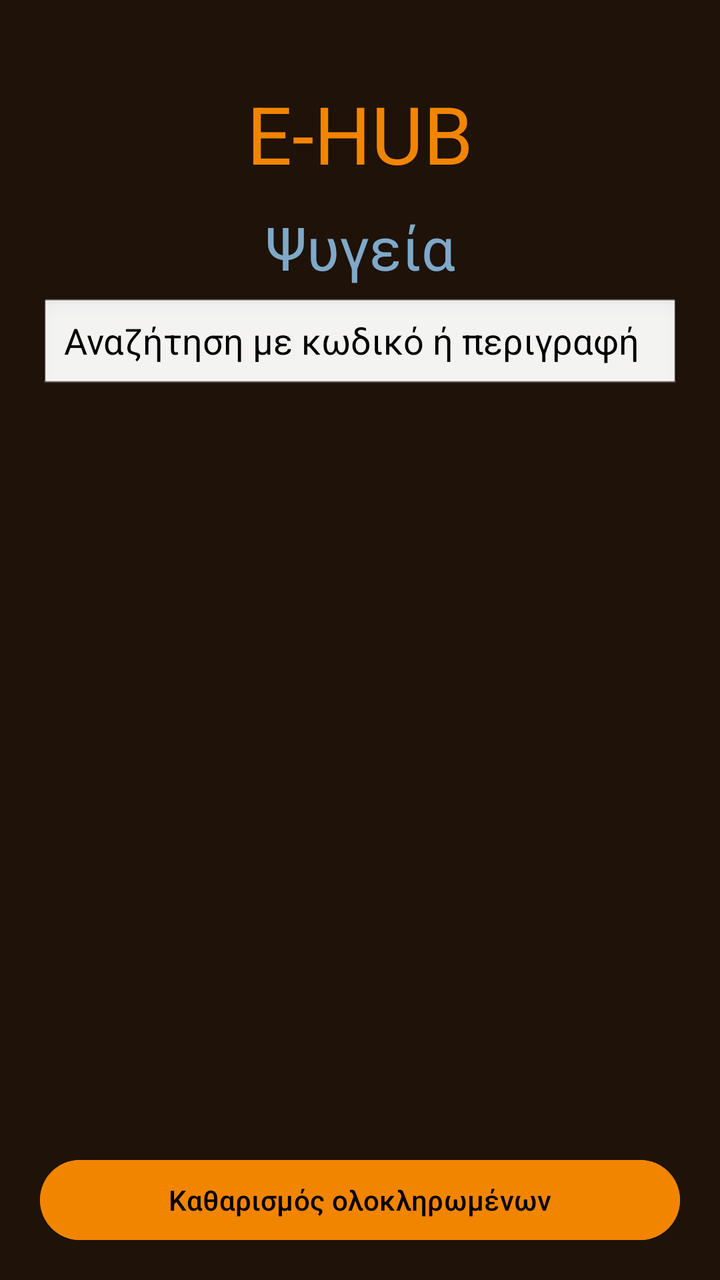
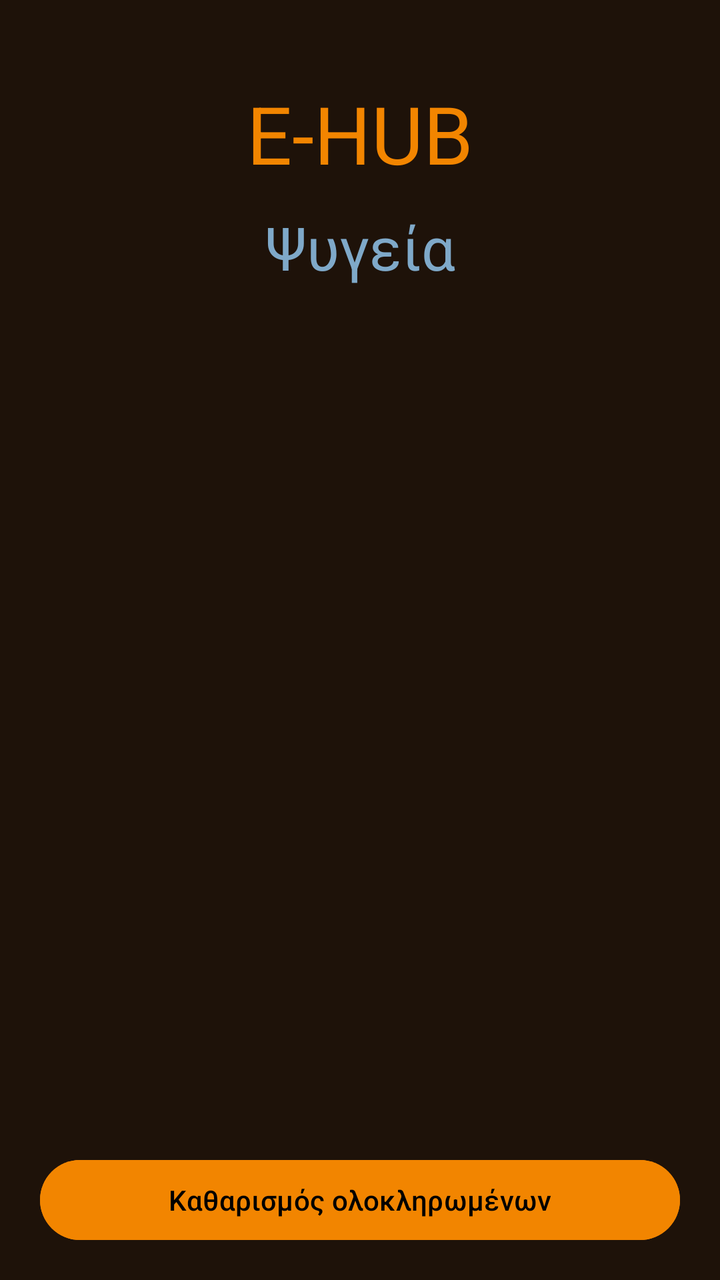

Before-and-after screenshots of an Android layout around one commit, followed by the original layout XML and the change that was made.
<!-- AndroidManifest.xml: application theme Theme.EHUB -->
<!-- res/layout/fridge.xml -->
<?xml version="1.0" encoding="utf-8"?>
<androidx.constraintlayout.widget.ConstraintLayout xmlns:android="http://schemas.android.com/apk/res/android"
    android:layout_width="match_parent"
    android:layout_height="match_parent"
    xmlns:app="http://schemas.android.com/apk/res-auto"
    android:background="@color/brown">


    <TextView
        android:id="@+id/titleText"
        android:layout_width="wrap_content"
        android:layout_height="wrap_content"
        android:text="E-HUB"
        android:textColor="@color/orange"
        app:layout_constraintEnd_toEndOf="parent"
        app:layout_constraintStart_toStartOf="parent"
        app:layout_constraintTop_toTopOf="parent"
        android:textSize="40sp"
        android:layout_marginTop="40sp"/>
    <TextView
        android:id="@+id/fridgeTitle"
        android:layout_width="wrap_content"
        android:layout_height="wrap_content"
        android:text="Ψυγεία"
        android:textSize="30sp"
        android:textColor="@color/stealblue"
        app:layout_constraintTop_toBottomOf="@+id/titleText"
        app:layout_constraintStart_toStartOf="parent"
        app:layout_constraintEnd_toEndOf="parent"
        android:layout_marginTop="10dp"/>

    <EditText
        android:id="@+id/fridgeSearch"
        android:layout_width="0dp"
        android:layout_height="48dp"
        android:hint="Αναζήτηση με κωδικό ή περιγραφή "
        android:inputType="text"
        android:singleLine="true"
        android:paddingStart="12dp"
        android:paddingEnd="12dp"
        android:background="@android:drawable/edit_text"
        android:textColor="@color/black"
        android:textColorHint="@color/black"
        android:layout_marginStart="20dp"
        android:layout_marginEnd="20dp"
        android:layout_marginTop="5dp"
        app:layout_constraintTop_toBottomOf="@id/fridgeTitle"
        app:layout_constraintStart_toStartOf="parent"
        app:layout_constraintEnd_toEndOf="parent" />



    <ScrollView
        android:id="@+id/fridgeSuggestionScroll"
        android:layout_width="0dp"
        android:layout_height="wrap_content"
        android:visibility="gone"
        android:fillViewport="true"
        android:background="@android:color/white"
        android:elevation="8dp"
        android:layout_marginStart="20dp"
        android:layout_marginEnd="20dp"
        app:layout_constraintTop_toBottomOf="@id/fridgeSearch"

        app:layout_constraintStart_toStartOf="parent"
        app:layout_constraintEnd_toEndOf="parent">

        <LinearLayout
            android:id="@+id/fridgeRequestList"
            android:layout_width="match_parent"
            android:layout_height="wrap_content"
            android:orientation="vertical"
            android:padding="12dp" />

    </ScrollView>

    <Button
        android:id="@+id/clearCompletedButton"
        android:layout_width="0dp"
        android:layout_height="wrap_content"
        android:text="Καθαρισμός ολοκληρωμένων"
        android:textColor="@color/black"
        android:backgroundTint="@color/orange"
        android:layout_marginStart="20dp"
        android:layout_marginEnd="20dp"
        android:layout_marginBottom="16dp"
        app:layout_constraintBottom_toBottomOf="parent"
        app:layout_constraintStart_toStartOf="parent"
        app:layout_constraintEnd_toEndOf="parent" />





</androidx.constraintlayout.widget.ConstraintLayout>
<!-- resources referenced by this layout -->
<resources>
  <color name="black">#FF000000</color>
  <color name="brown">#1E1209</color>
  <color name="orange">#F28500</color>
  <color name="stealblue">#7FA9C9</color>
  <style name="Theme.EHUB" parent="Base.Theme.EHUB" />
  <style name="Base.Theme.EHUB" parent="Theme.Material3.DayNight.NoActionBar">
          
          
      </style>
</resources>

<!-- the commit's change to res/layout/fridge.xml (unified diff, before → after) -->
@@ -29,26 +29,27 @@
         app:layout_constraintEnd_toEndOf="parent"
         android:layout_marginTop="10dp"/>
 
+
     <EditText
         android:id="@+id/fridgeSearch"
         android:layout_width="0dp"
         android:layout_height="48dp"
+        android:layout_marginStart="20dp"
+        android:layout_marginTop="5dp"
+        android:layout_marginEnd="20dp"
+        android:background="@android:drawable/edit_text"
         android:hint="Αναζήτηση με κωδικό ή περιγραφή "
         android:inputType="text"
-        android:singleLine="true"
         android:paddingStart="12dp"
         android:paddingEnd="12dp"
-        android:background="@android:drawable/edit_text"
+        android:singleLine="true"
         android:textColor="@color/black"
         android:textColorHint="@color/black"
-        android:layout_marginStart="20dp"
-        android:layout_marginEnd="20dp"
-        android:layout_marginTop="5dp"
+        app:layout_constraintEnd_toEndOf="parent"
+        app:layout_constraintHorizontal_bias="0.0"
+        app:layout_constraintStart_toStartOf="parent"
         app:layout_constraintTop_toBottomOf="@id/fridgeTitle"
-        app:layout_constraintStart_toStartOf="parent"
-        app:layout_constraintEnd_toEndOf="parent" />
-
-
+        android:visibility="gone"/>
 
     <ScrollView
         android:id="@+id/fridgeSuggestionScroll"
